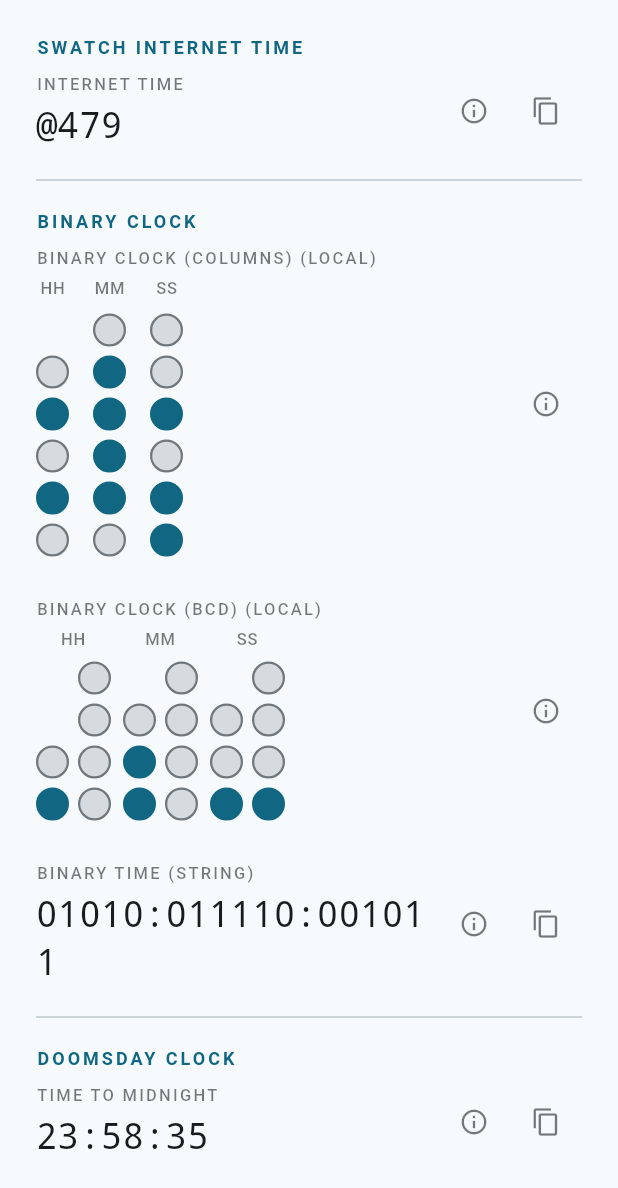
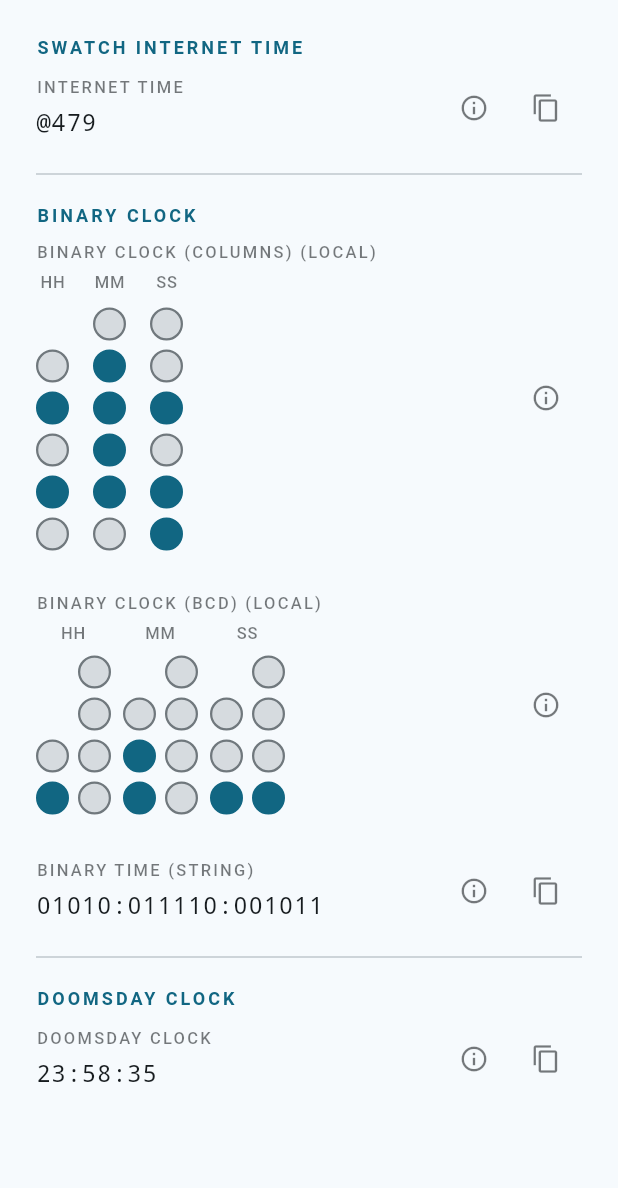
Before and after one commit to RealNoitasinagro/epoch, a Flutter app: the CuriositiesTab widget shown alone on an empty page, opened directly with empty values, on a phone screen of 412 x 824 dp. Shown: the top 1188 px of the screen. Run offline on Flutter 3.47's test engine with Material 3 defaults, Android fonts, the light colour scheme and no system bars; our stand-ins replace package_info_plus, shared_preferences, timezone; accounts and stored records are empty.

Commit message:
- refactor: smaller font, font family 'Courier New'

```diff
--- a/lib/l10n/app_de.arb
+++ b/lib/l10n/app_de.arb
@@ -62,7 +62,7 @@
   "resetToDefaults": "Auf Standard zurücksetzen",
   "sectionAtomic": "Atomuhr",
   "sectionBinaryClock": "Binäruhr",
-  "sectionDoomsday": "Weltuntergangsuhr",
+  "sectionDoomsdayClock": "Weltuntergangsuhr",
   "sectionEpoch": "Unix-Epoche",
   "sectionGps": "Global Positioning System",
   "sectionJulian": "Julianisches Datum",
@@ -97,7 +97,7 @@
   "valueTypeDate": "Datum",
   "valueTypeDateTime": "Datum & Uhrzeit",
   "valueTypeDaySecond": "Tagessekunde",
-  "valueTypeDoomsdayClock": "Zeit bis Mitternacht",
+  "valueTypeDoomsdayClock": "Doomsday Clock",
   "valueTypeGmst": "GMST",
   "valueTypeGps": "GPS-Zeit (s)",
   "valueTypeJd": "Julianisches Datum",
--- a/lib/l10n/app_en.arb
+++ b/lib/l10n/app_en.arb
@@ -62,7 +62,7 @@
   "resetToDefaults": "Reset to defaults",
   "sectionAtomic": "Atomic Clock",
   "sectionBinaryClock": "Binary Clock",
-  "sectionDoomsday": "Doomsday Clock",
+  "sectionDoomsdayClock": "Doomsday Clock",
   "sectionEpoch": "Unix Epoch",
   "sectionGps": "Global Positioning System",
   "sectionJulian": "Julian Date",
@@ -97,7 +97,7 @@
   "valueTypeDate": "Date",
   "valueTypeDateTime": "Date & Time",
   "valueTypeDaySecond": "Day second",
-  "valueTypeDoomsdayClock": "Time to midnight",
+  "valueTypeDoomsdayClock": "Doomsday Clock",
   "valueTypeGmst": "GMST",
   "valueTypeGps": "GPS time (s)",
   "valueTypeJd": "Julian Date",
--- a/lib/l10n/app_localizations.dart
+++ b/lib/l10n/app_localizations.dart
@@ -386,11 +386,11 @@
   /// **'Binary Clock'**
   String get sectionBinaryClock;
 
-  /// No description provided for @sectionDoomsday.
+  /// No description provided for @sectionDoomsdayClock.
   ///
   /// In en, this message translates to:
   /// **'Doomsday Clock'**
-  String get sectionDoomsday;
+  String get sectionDoomsdayClock;
 
   /// No description provided for @sectionEpoch.
   ///
@@ -599,7 +599,7 @@
   /// No description provided for @valueTypeDoomsdayClock.
   ///
   /// In en, this message translates to:
-  /// **'Time to midnight'**
+  /// **'Doomsday Clock'**
   String get valueTypeDoomsdayClock;
 
   /// No description provided for @valueTypeGmst.
--- a/lib/l10n/app_localizations_de.dart
+++ b/lib/l10n/app_localizations_de.dart
@@ -173,7 +173,7 @@
   String get sectionBinaryClock => 'Binäruhr';
 
   @override
-  String get sectionDoomsday => 'Weltuntergangsuhr';
+  String get sectionDoomsdayClock => 'Weltuntergangsuhr';
 
   @override
   String get sectionEpoch => 'Unix-Epoche';
@@ -279,7 +279,7 @@
   String get valueTypeDaySecond => 'Tagessekunde';
 
   @override
-  String get valueTypeDoomsdayClock => 'Zeit bis Mitternacht';
+  String get valueTypeDoomsdayClock => 'Doomsday Clock';
 
   @override
   String get valueTypeGmst => 'GMST';
--- a/lib/l10n/app_localizations_en.dart
+++ b/lib/l10n/app_localizations_en.dart
@@ -173,7 +173,7 @@
   String get sectionBinaryClock => 'Binary Clock';
 
   @override
-  String get sectionDoomsday => 'Doomsday Clock';
+  String get sectionDoomsdayClock => 'Doomsday Clock';
 
   @override
   String get sectionEpoch => 'Unix Epoch';
@@ -279,7 +279,7 @@
   String get valueTypeDaySecond => 'Day second';
 
   @override
-  String get valueTypeDoomsdayClock => 'Time to midnight';
+  String get valueTypeDoomsdayClock => 'Doomsday Clock';
 
   @override
   String get valueTypeGmst => 'GMST';
--- a/lib/main.dart
+++ b/lib/main.dart
@@ -22,6 +22,7 @@
 
 const _nightRed    = Color(0xFFCC1010);
 const _nightRedDim = Color(0xFF7A0000);
+const fontFamily   = 'Courier New';
 
 ThemeData _nightTheme() => ThemeData(
   brightness: Brightness.dark,
@@ -47,7 +48,7 @@
   ),
   iconTheme: const IconThemeData(color: _nightRed),
   textTheme: const TextTheme(
-    headlineSmall: TextStyle(color: _nightRed, fontFamily: 'monospace'),
+    headlineSmall: TextStyle(color: _nightRed, fontFamily: fontFamily),
     bodyMedium: TextStyle(color: _nightRed),
     bodySmall: TextStyle(color: _nightRedDim),
     labelSmall: TextStyle(color: _nightRedDim),
--- a/lib/screens/curiosities_tab.dart
+++ b/lib/screens/curiosities_tab.dart
@@ -56,7 +56,7 @@
           info: l10n.infoBinaryClockString,
         ),
         const Divider(height: 40),
-        SectionHeader(label: l10n.sectionDoomsday),
+        SectionHeader(label: l10n.sectionDoomsdayClock),
         const SizedBox(height: 8),
         TimeStringRow(
           label: l10n.valueTypeDoomsdayClock,
--- a/lib/widgets/time_string_row.dart
+++ b/lib/widgets/time_string_row.dart
@@ -2,6 +2,7 @@
 import 'package:flutter/services.dart';
 import 'package:intl/intl.dart';
 import '../l10n/app_localizations.dart';
+import '../main.dart';
 
 class TimeStringRow extends StatelessWidget {
   final String label;
@@ -75,8 +76,8 @@
               const SizedBox(height: 4),
               Text(
                 _displayValue(context),
-                style: textTheme.headlineSmall?.copyWith(
-                  fontFamily: 'monospace',
+                style: textTheme.bodyLarge?.copyWith(
+                  fontFamily: fontFamily,
                   fontWeight: FontWeight.w500,
                 ),
               ),
```
